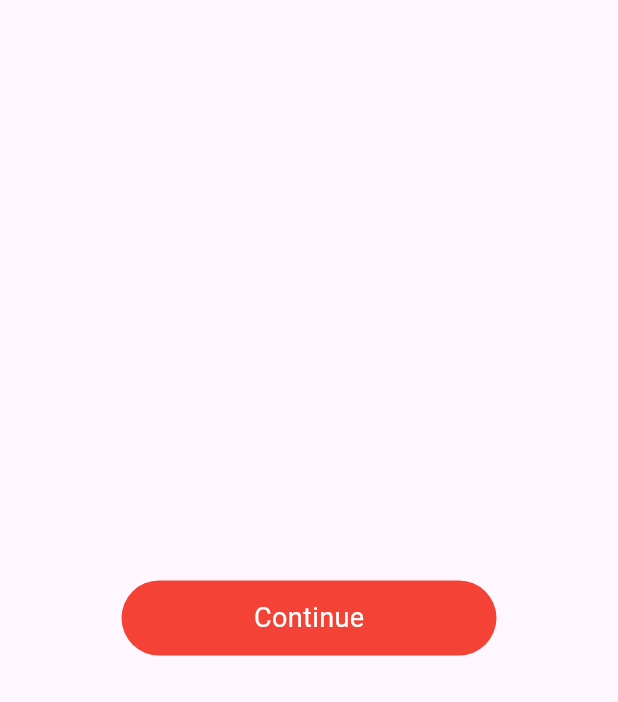
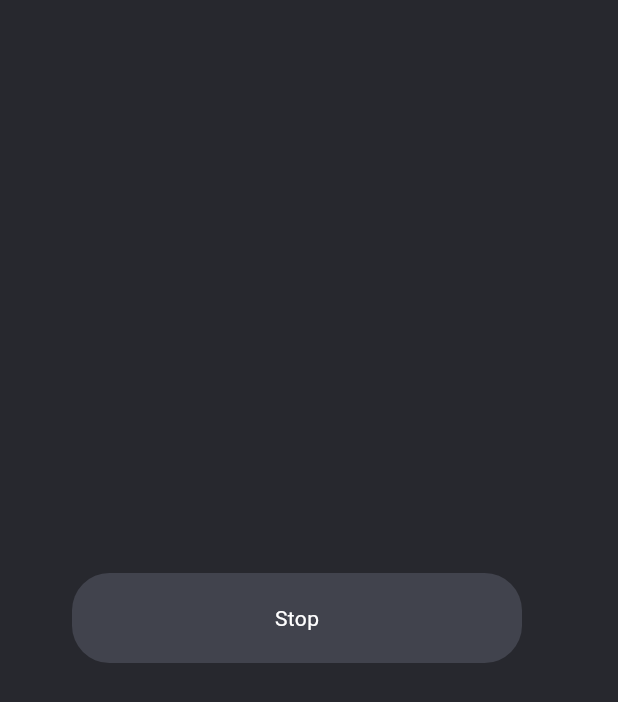
Before and after one commit to zalakajr/Flutter-Animated-Button, a Flutter app: the screen it shows after launch, on a phone screen of 412 x 824 dp. Shown: the top 702 px of the screen. Run offline on Flutter 3.47's test engine with Material 3 defaults, Android fonts, the light colour scheme and no system bars; our stand-ins replace device_preview.

Commit message:
Initial commit

```diff
--- a/lib/home.dart
+++ b/lib/home.dart
@@ -10,144 +10,100 @@ class Home extends StatefulWidget {
 class _HomeState extends State<Home> {
   bool isExpanded = false;
 
-  void toggleContainer() {
-    if (!isExpanded) {
-      // Only allow expansion when the container is not expanded
+  void toggleExpand() {
     setState(() {
-        isExpanded = true;
+      isExpanded = !isExpanded;
     });
-    }
   }
 
   @override
   Widget build(BuildContext context) {
     return Scaffold(
-      body: Center(
-        child: GestureDetector(
-          onTap: toggleContainer, // Detect tap to expand
-          child: AnimatedContainer(
-            width: isExpanded ? 320 : 250,
-            height: isExpanded ? 250 : 50,
-            duration: const Duration(milliseconds: 300),
-            curve: Curves.easeInOut,
-            decoration: BoxDecoration(
-              color: isExpanded ? Colors.white : Colors.red,
-              borderRadius: BorderRadius.circular(25),
-              boxShadow: isExpanded
-                  ? [
-                      BoxShadow(
-                        color: Colors.black26,
-                        blurRadius: 10,
-                        spreadRadius: 1,
-                        offset: Offset(0, 5),
-                      )
-                    ]
-                  : [],
-            ),
-            child: isExpanded
-                ? SingleChildScrollView(
-                    child: Padding(
-                      padding: const EdgeInsets.all(16.0),
+      backgroundColor: const Color(0xFF27282E),
+      body: Padding(
+        padding: const EdgeInsets.symmetric(horizontal: 16),
         child: Column(
-                        crossAxisAlignment: CrossAxisAlignment.start,
-                        children: [
-                          Row(
-                            mainAxisAlignment: MainAxisAlignment.spaceBetween,
-                            children: [
-                              Icon(
-                                Icons.warning_amber_rounded,
-                                color: Colors.red,
-                                size: 40,
-                              ),
-                              GestureDetector(
-                                onTap: () {
-                                  setState(() {
-                                    isExpanded = false;
-                                  });
-                                },
-                                child: Icon(
-                                  Icons.close,
-                                  color: Colors.grey,
-                                  size: 20,
-                                ),
-                              )
-                            ],
-                          ),
-                          const SizedBox(height: 10),
-                          const Text(
-                            'Are you sure?',
-                            style: TextStyle(
-                              fontSize: 18,
-                              fontWeight: FontWeight.bold,
-                              color: Colors.black,
-                            ),
-                          ),
-                          const SizedBox(height: 10),
-                          const Text(
-                            'You might not have backed up your important data, and proceeding could lead to data loss. ',
-                            textAlign: TextAlign.left,
-                            style: TextStyle(
-                              fontSize: 14,
-                              color: Colors.black54,
-                            ),
-                          ),
-                          const SizedBox(height: 20),
-                          Row(
-                            mainAxisAlignment: MainAxisAlignment.spaceAround,
+          mainAxisAlignment: MainAxisAlignment.center,
           children: [
             GestureDetector(
-                                onTap: () {
-                                  setState(() {
-                                    isExpanded = false;
-                                  });
-                                },
-                                child: Container(
-                                  height: 40,
-                                  width: 130,
+              onTap: toggleExpand,
+              child: AnimatedContainer(
+                duration: const Duration(milliseconds: 600),
+                curve: Curves.fastLinearToSlowEaseIn,
+                child: Row(
+                  mainAxisAlignment: MainAxisAlignment.center,
+                  children: [
+                    // Stop Button
+                    AnimatedContainer(
+                      duration: const Duration(milliseconds: 600),
+                      curve: Curves.easeInOutCubic,
+                      height: 60,
+                      width: isExpanded ? 160 : 300,
                       decoration: BoxDecoration(
-                                    color: Colors.grey[300],
-                                    borderRadius: BorderRadius.circular(16),
+                        color: isExpanded
+                            ? Colors.red
+                            : const Color.fromARGB(255, 65, 67, 77),
+                        borderRadius: BorderRadius.circular(25),
                       ),
                       child: Center(
                         child: Text(
-                                    'Cancel',
-                                    style: TextStyle(
-                                        fontWeight: FontWeight.bold,
-                                        color: Colors.black),
-                                  )),
+                          'Stop',
+                          style: const TextStyle(color: Colors.white),
                         ),
                       ),
-                              Container(
-                                height: 40,
-                                width: 130,
+                    ),
+
+                    // Spacing between buttons
+                    isExpanded
+                        ? SizedBox(
+                            width: 16,
+                          )
+                        : SizedBox(
+                            width: 16,
+                          ),
+                    // Resume Button
+                    AnimatedContainer(
+                      duration: const Duration(milliseconds: 600),
+                      curve: Curves.easeInOutCubic,
+                      height: 60,
+                      width: isExpanded ? 160 : 0,
                       decoration: BoxDecoration(
-                                  color: Colors.red,
-                                  borderRadius: BorderRadius.circular(16),
+                        color: const Color.fromARGB(255, 65, 67, 77),
+                        borderRadius: BorderRadius.circular(25),
                       ),
-                                child: Center(
-                                    child: Text(
-                                  'Continue',
+                      child: Stack(
+                        children: [
+                          TweenAnimationBuilder<double>(
+                            tween: Tween<double>(
+                              begin: isExpanded ? 160 : 50,
+                              end: isExpanded ? 50 : 160,
+                            ),
+                            duration: const Duration(milliseconds: 600),
+                            curve: Curves.easeInOutCubic,
+                            builder: (context, value, child) {
+                              return Positioned(
+                                left: value,
+                                top: 0,
+                                bottom: 0,
+                                child: Center(child: child),
+                              );
+                            },
+                            child: const Text(
+                              'Resume',
                               style: TextStyle(
-                                      fontWeight: FontWeight.bold,
-                                      color: Colors.white),
-                                )),
+                                color: Colors.white,
+                                fontSize: 16,
                               ),
-                            ],
-                          )
+                            ),
+                          ),
                         ],
                       ),
                     ),
-                  )
-                : const Center(
-                    child: Text(
-                      'Continue',
-                      style: TextStyle(
-                        fontSize: 18,
-                        color: Colors.white,
+                  ],
                 ),
               ),
             ),
-          ),
+          ],
         ),
       ),
     );
```
Lines whose indentation alone changed are shown as unchanged.
